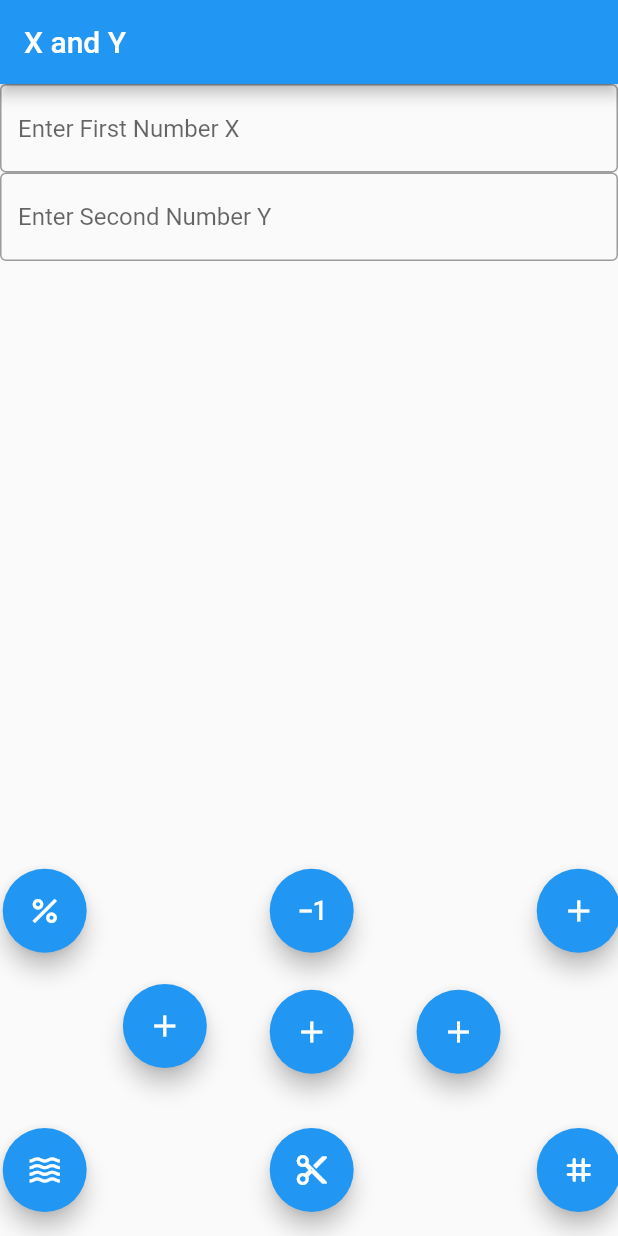
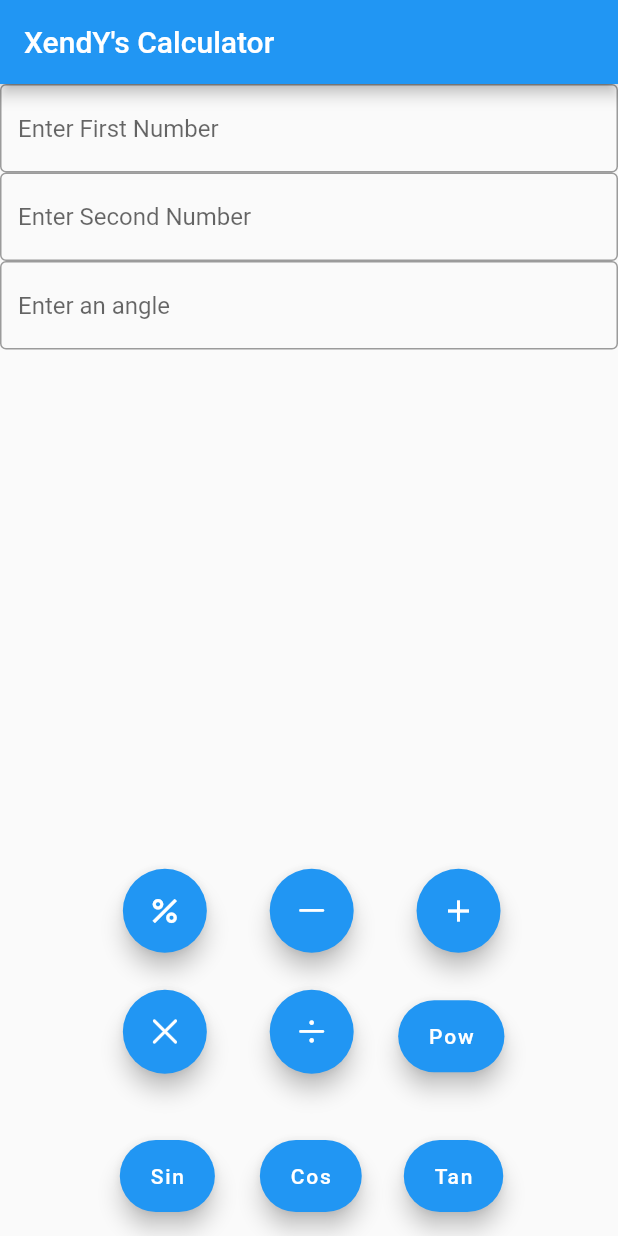
Before and after one commit to M0stu/ClownWare, a Flutter app: the screen it shows after launch, after a tap on the "add" icon, on a phone screen of 412 x 824 dp. Run offline on Flutter 3.47's test engine with Material 2 defaults, Android fonts, the phone set to English and light mode, and no system bars; our stand-ins replace file_picker, firebase_analytics, firebase_core, get_it; accounts and stored records are empty.

Commit message:
Calculator UI Editing
Calculator UI Editing  and Editing functions in our Package

```diff
--- a/xandy/lib/main.dart
+++ b/xandy/lib/main.dart
@@ -1,9 +1,9 @@
+import 'package:flutter/cupertino.dart';
 import 'package:flutter/material.dart';
 import 'package:operations/operations.dart';
 
 void main() {
   runApp(const MyApp());
-  Calculator cal = new Calculator();
 }
 
 class MyApp extends StatelessWidget {
@@ -13,7 +13,7 @@
   @override
   Widget build(BuildContext context) {
     return MaterialApp(
-      title: 'X and Y',
+      title: 'XendY\'s Calculator',
       theme: ThemeData(
         // This is the theme of your application.
         //
@@ -26,7 +26,7 @@
         // is not restarted.
         primarySwatch: Colors.blue,
       ),
-      home: const MyHomePage(title: 'X and Y'),
+      home: const MyHomePage(title: 'XendY\'s Calculator'),
     );
   }
 }
@@ -50,82 +50,60 @@
 }
 
 class _MyHomePageState extends State<MyHomePage> {
-  int _counter = 0;
-
-  void _incrementCounter() {
-    setState(() {
-      // This call to setState tells the Flutter framework that something has
-      // changed in this State, which causes it to rerun the build method below
-      // so that the display can reflect the updated values. If we changed
-      // _counter without calling setState(), then the build method would not be
-      // called again, and so nothing would appear to happen.
-      _counter++;
-    });
-  }
-
   @override
   Widget build(BuildContext context) {
-    Calculator cal = new Calculator();
+    Calculator cal = Calculator();
 
-    final x = new TextEditingController();
+    final x = TextEditingController();
 
-    final y = new TextEditingController();
-    int z;
+    final y = TextEditingController();
+
+    int? z;
     String result;
-    // This method is rerun every time setState is called, for instance as done
-    // by the _incrementCounter method above.
-    //
-    // The Flutter framework has been optimized to make rerunning build methods
-    // fast, so that you can just rebuild anything that needs updating rather
-    // than having to individually change instances of widgets.
+
+    final a= TextEditingController();
     return Scaffold(
       appBar: AppBar(
-        // Here we take the value from the MyHomePage object that was created by
-        // the App.build method, and use it to set our appbar title.
+
         title: Text(widget.title),
       ),
       body: Center(
-        // Center is a layout widget. It takes a single child and positions it
-        // in the middle of the parent.
+
         child: Column(
-          // Column is also a layout widget. It takes a list of children and
-          // arranges them vertically. By default, it sizes itself to fit its
-          // children horizontally, and tries to be as tall as its parent.
-          //
-          // Invoke "debug painting" (press "p" in the console, choose the
-          // "Toggle Debug Paint" action from the Flutter Inspector in Android
-          // Studio, or the "Toggle Debug Paint" command in Visual Studio Code)
-          // to see the wireframe for each widget.
-          //
-          // Column has various properties to control how it sizes itself and
-          // how it positions its children. Here we use mainAxisAlignment to
-          // center the children vertically; the main axis here is the vertical
-          // axis because Columns are vertical (the cross axis would be
-          // horizontal).
+
           mainAxisAlignment: MainAxisAlignment.start,
           children: <Widget>[
             TextField(
               controller: x,
-              decoration: InputDecoration(
+              decoration: const InputDecoration(
                 border: OutlineInputBorder(),
-                hintText: 'Enter First Number X',
+                hintText: 'Enter First Number',
               ),
             ),
             TextField(
               controller: y,
-              decoration: InputDecoration(
+              decoration: const InputDecoration(
                 border: OutlineInputBorder(),
-                hintText: 'Enter Second Number Y',
+                hintText: 'Enter Second Number',
               ),
             ),
+            TextField(
+              controller: a ,
+              decoration: const InputDecoration(
+                border: OutlineInputBorder(),
+                hintText: 'Enter an angle',
+              ),
+            ),
+
           ],
         ),
       ), //start
 
+
       floatingActionButton: Stack(
         children: <Widget>[
           Align(
-            alignment: Alignment(1.1, 0.550), //center right
+            alignment: const Alignment(0.65, 0.550), //center right
             child: FloatingActionButton(
               onPressed: () => {
                 z = cal.addTwoNumbers(int.parse(x.text), int.parse(y.text)),
@@ -146,7 +124,7 @@
             ),
           ),
           Align(
-            alignment: Alignment(0.100, 0.550), //center middle
+            alignment: const Alignment(0.100, 0.550), //center middle
             child: FloatingActionButton(
               onPressed: () => {
                 z = cal.subTwoNumbers(int.parse(x.text), int.parse(y.text)),
@@ -162,17 +140,17 @@
                   },
                 ),
               },
-              tooltip: 'minus',
-              child: const Icon(Icons.exposure_minus_1),
+              tooltip: 'Subtract',
+              child: const Icon(CupertinoIcons.minus),
             ),
           ),
           Align(
-            alignment: Alignment(-0.9, 1.0), //bottom left
+            alignment: const Alignment(-0.45, 0.760), //bottom left
             child: FloatingActionButton(
               onPressed: () => {
                 //come here OMAR  here is SIN  to make it
                 // to make it SIN , COS , TAN in the bottom of app
-                z = cal.addTwoNumbers(int.parse(x.text), int.parse(y.text)),
+                z = cal.mulTwoNumbers(int.parse(x.text), int.parse(y.text)),
                 result = z.toString(),
                 showDialog(
                   context: context,
@@ -185,8 +163,8 @@
                   },
                 ),
               },
-              tooltip: 'Sin',
-              child: const Icon(Icons.waves),
+              tooltip: 'Multiply',
+              child: const Icon(CupertinoIcons.xmark),
             ),
           ),
 
@@ -195,7 +173,7 @@
           // aly t7t al modulus cos
           //aly t7t al cos Tan
           Align(
-            alignment: Alignment(-0.9, 0.550), //center left
+            alignment: const Alignment(-0.45, 0.550), //center left
             child: FloatingActionButton(
               onPressed: () => {
                 // this to MODULUS to make it easy in app
@@ -217,11 +195,12 @@
             ),
           ),
           Align(
-            alignment: Alignment(0.1, 1.0), // bottom center
+            alignment: const Alignment(0.1, 0.760), // bottom center
             child: FloatingActionButton(
               onPressed: () => {
                 //please change this to COS
-                z = cal.subTwoNumbers(int.parse(x.text), int.parse(y.text)),
+                z = cal.divTwoNumbers(int.parse(x.text), int.parse(y.text))
+                    as int,
                 result = z.toString(),
                 showDialog(
                   context: context,
@@ -234,16 +213,16 @@
                   },
                 ),
               },
-              tooltip: 'Add',
-              child: const Icon(Icons.content_cut_sharp),
+              tooltip: 'Divide',
+              child: const Icon(CupertinoIcons.divide),
             ),
           ),
           Align(
-            alignment: Alignment(1.10, 1.0),
-            child: FloatingActionButton(
+            alignment: const Alignment(0.65, 0.760),
+            child: FloatingActionButton.extended(
               onPressed: () => {
                 //please change this to TAN
-                z = cal.subTwoNumbers(int.parse(x.text), int.parse(y.text)),
+                z = cal.powerVal(int.parse(x.text), int.parse(y.text)) as int?,
                 result = z.toString(),
                 showDialog(
                   context: context,
@@ -256,15 +235,15 @@
                   },
                 ),
               },
-              tooltip: 'Add',
-              child: const Icon(Icons.tag_rounded),
+              tooltip: 'Power',
+              label: const Text('Pow'),
             ),
           ),
           Align(
-            alignment: Alignment(-0.450, 0.750),
-            child: FloatingActionButton(
+            alignment: const Alignment(-0.450, 1.0),
+            child: FloatingActionButton.extended(
               onPressed: () => {
-                z = cal.subTwoNumbers(int.parse(x.text), int.parse(y.text)),
+                z = cal.sinVal(double.parse(a.text)) as int?,
                 result = z.toString(),
                 showDialog(
                   context: context,
@@ -277,15 +256,15 @@
                   },
                 ),
               },
-              tooltip: 'Add',
-              child: const Icon(Icons.add),
+              tooltip: 'Sin',
+              label: const Text('Sin'),
             ),
           ),
           Align(
-            alignment: Alignment(0.100, 0.7600),
-            child: FloatingActionButton(
+            alignment: const Alignment(0.100, 1.0),
+            child: FloatingActionButton.extended(
               onPressed: () => {
-                z = cal.subTwoNumbers(int.parse(x.text), int.parse(y.text)),
+                z = cal.cosVal(int.parse(a.text)) as int?,
                 result = z.toString(),
                 showDialog(
                   context: context,
@@ -298,15 +277,15 @@
                   },
                 ),
               },
-              tooltip: 'Add',
-              child: const Icon(Icons.add),
+              tooltip: 'Cos',
+              label: const Text('Cos'),
             ),
           ),
           Align(
-            alignment: Alignment(0.650, 0.760),
-            child: FloatingActionButton(
+            alignment: const Alignment(0.650, 1.0),
+            child: FloatingActionButton.extended(
               onPressed: () => {
-                z = cal.subTwoNumbers(int.parse(x.text), int.parse(y.text)),
+                z = cal.tanVal(int.parse(a.text)) as int?,
                 result = z.toString(),
                 showDialog(
                   context: context,
@@ -319,8 +298,8 @@
                   },
                 ),
               },
-              tooltip: 'Add',
-              child: const Icon(Icons.add),
+              tooltip: 'Tan',
+              label: const Text('Tan'),
             ),
           ),
         ],
--- a/xandy/operations/lib/operations.dart
+++ b/xandy/operations/lib/operations.dart
@@ -11,8 +11,8 @@ class Calculator {
   int mulTwoNumbers(int val1, int val2) => val1 * val2;
   double divTwoNumbers(int val1, int val2) => val1 / val2;
   int modulus(int val1, int val2) => val1 % val2;
-  double sinVal(int value) => sin(value);
+  double sinVal(num value) => sin(value);
   double cosVal(int value) => cos(value);
   double tanVal(int value) => tan(value);
-  num powerVal(int val, int exponent) => pow(val, exponent);
+  num powerVal(num val, num exponent) => pow(val, exponent);
 }
```
